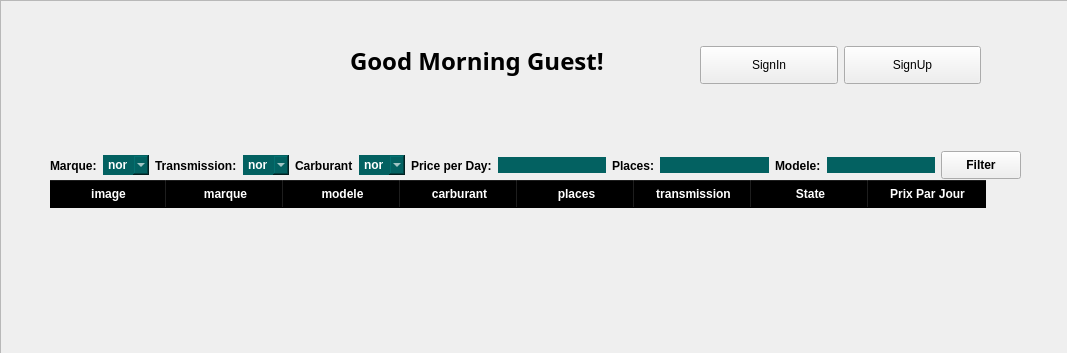
Qt form UI/tabw.ui (Rolerdxx/Car-Rental) before a commit; both pictures show x 0 to 1067 and y 0 to 353 of the 1067 by 600 pixel window.
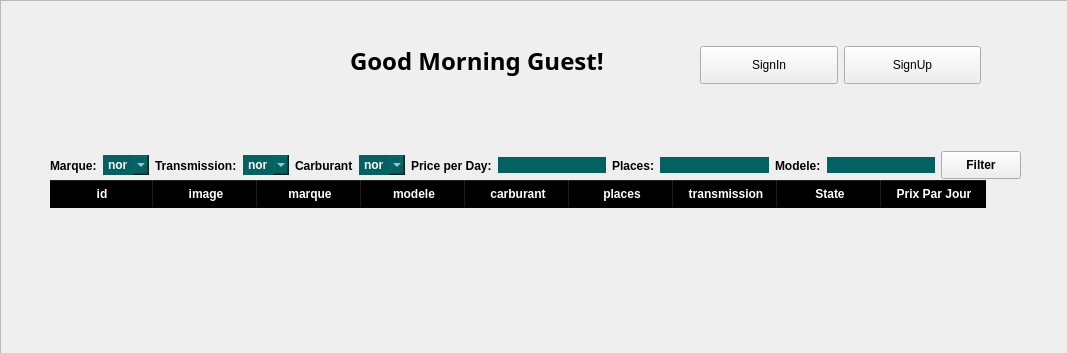
The same form after that commit. Icons and pictures are not drawn.

Patch:
```diff
--- a/UI/tabw.ui
+++ b/UI/tabw.ui
@@ -77,8 +77,13 @@
     <bool>false</bool>
    </attribute>
    <attribute name="horizontalHeaderDefaultSectionSize">
-    <number>117</number>
+    <number>104</number>
    </attribute>
+   <column>
+    <property name="text">
+     <string>id</string>
+    </property>
+   </column>
    <column>
     <property name="text">
      <string>image</string>
@@ -337,7 +342,7 @@
      <string>Good Morning Guest!</string>
     </property>
    </widget>
-   <widget class="QWidget" name="">
+   <widget class="QWidget" name="layoutWidget">
     <property name="geometry">
      <rect>
       <x>700</x>
```
Left out of the diff: 2 changed lines with no effect on the pictures.
